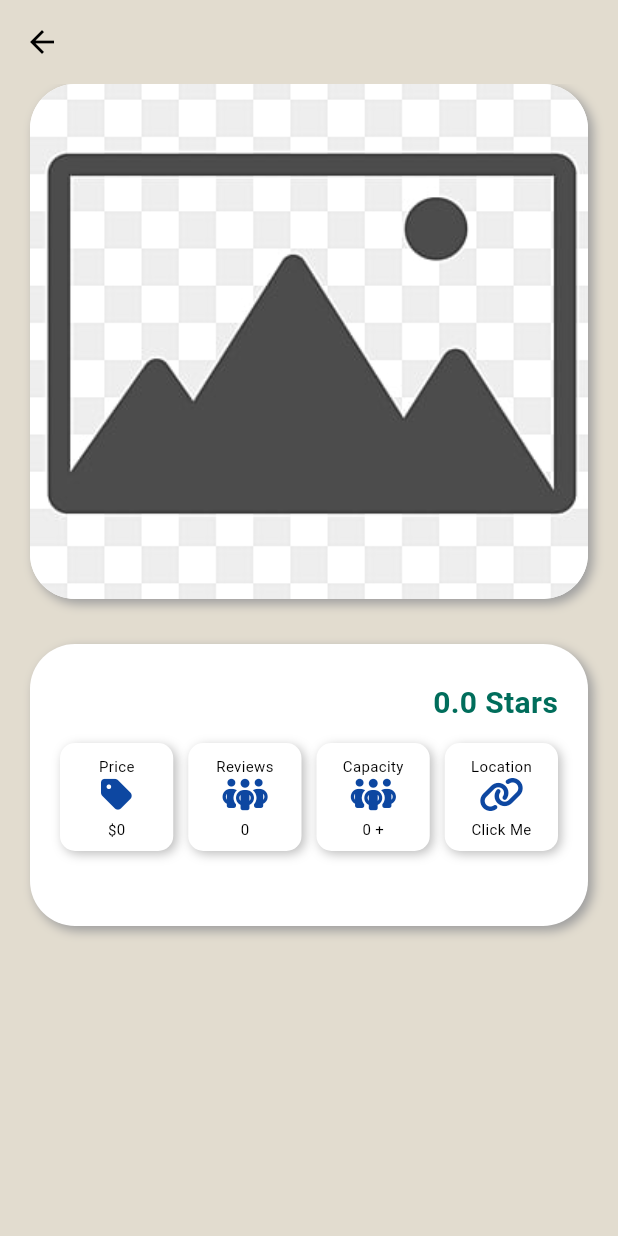
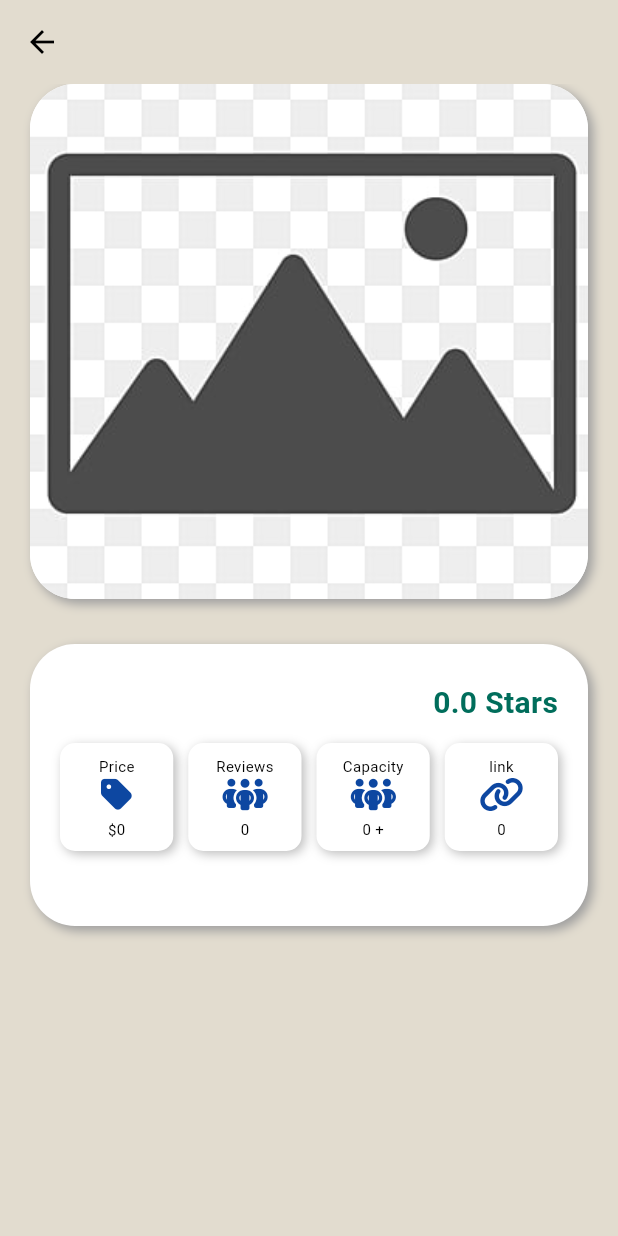
Before and after one commit to BandarHabib/AITP, a Flutter app: the DetailsScreen screen opened directly with empty values, on a phone screen of 412 x 824 dp. Run offline on Flutter 3.47's test engine with Material 3 defaults, Android fonts, the phone set to English and light mode, and no system bars; our stand-ins replace bloc, carousel_slider, cloud_firestore, equatable, firebase_auth, firebase_core and 6 more; accounts and stored records are empty; project files that could hold a hidden picture were left out.

Commit message:
link is not handled in macro anymore

```diff
--- a/lib/components/macro.dart
+++ b/lib/components/macro.dart
@@ -29,8 +29,7 @@ class MyMacroWidget extends StatelessWidget {
         padding: const EdgeInsets.all(8.0),
         child: Column(
           children: [
-            Text(title == "link" ? 'Location' : title,
-                style: const TextStyle(fontSize: 10)),
+            Text(title, style: const TextStyle(fontSize: 10)),
             FaIcon(
               icon,
               color: Colors.blue[900],
@@ -41,9 +40,7 @@ class MyMacroWidget extends StatelessWidget {
                   ? '\$$value'
                   : title == "Capacity"
                       ? '$value +'
-                      : title == "link"
-                          ? 'Click Me'
-                          : '$value',
+                      : '$value',
               style: const TextStyle(fontSize: 10),
             )
           ],
```
